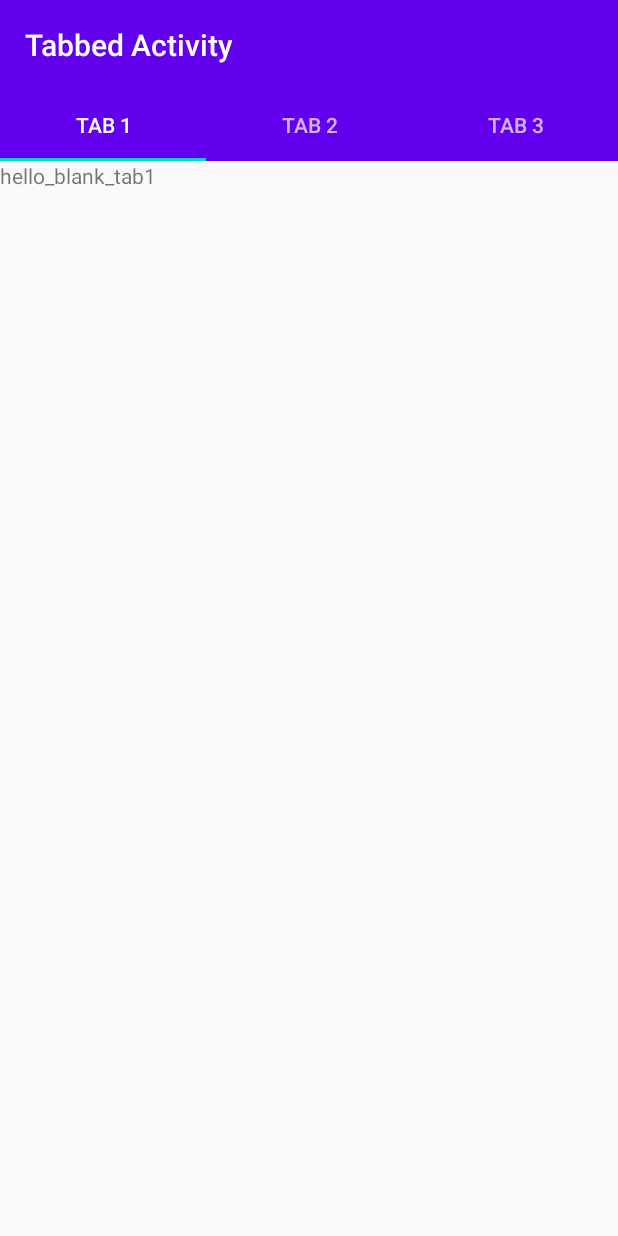
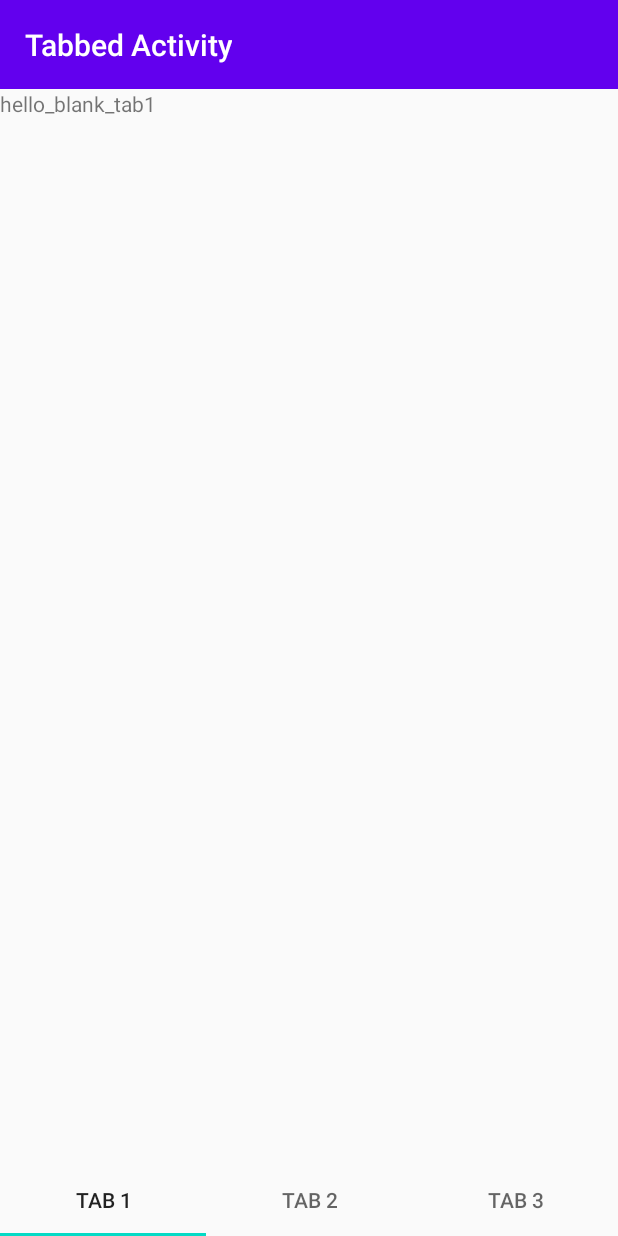
Before and after one commit to jjungnii/MadCamp_22S, an Android app: the screen it shows after launch (MainActivity), on a phone screen of 412 x 824 dp. Run offline under Robolectric (Android 15) with nearby library versions, the phone set to English and light mode, and no system bars.

Commit message:
Main: tab pos to bottom

```diff
--- a/app/src/main/res/layout/activity_main.xml
+++ b/app/src/main/res/layout/activity_main.xml
@@ -21,15 +21,18 @@
             android:text="@string/app_name"
             android:textAppearance="@style/TextAppearance.Widget.AppCompat.Toolbar.Title" />
 
-        <com.google.android.material.tabs.TabLayout
-            android:id="@+id/tabs"
-            android:layout_width="match_parent"
-            android:layout_height="wrap_content" />
     </com.google.android.material.appbar.AppBarLayout>
 
     <androidx.viewpager.widget.ViewPager
         android:id="@+id/view_pager"
         android:layout_width="match_parent"
         android:layout_height="match_parent"
-        app:layout_behavior="@string/appbar_scrolling_view_behavior" />
+        app:layout_behavior="@string/appbar_scrolling_view_behavior">
+
+        <com.google.android.material.tabs.TabLayout
+            android:id="@+id/tabs"
+            android:layout_width="match_parent"
+            android:layout_height="wrap_content"
+            android:layout_gravity="bottom"/>
+    </androidx.viewpager.widget.ViewPager>
 </androidx.coordinatorlayout.widget.CoordinatorLayout>
--- a/app/src/main/res/values/themes.xml
+++ b/app/src/main/res/values/themes.xml
@@ -3,7 +3,7 @@
     <style name="Theme.TabbedActivity" parent="Theme.AppCompat.Light.DarkActionBar">
         <!-- Primary brand color. -->
         <item name="colorPrimary">@color/purple_500</item>
-        <item name="colorPrimaryDark">@color/purple_700</item>
+        <item name="colorPrimaryDark">@color/black</item>
         <item name="colorAccent">@color/teal_200</item>
         <!-- Customize your theme here. -->
     </style>
```
